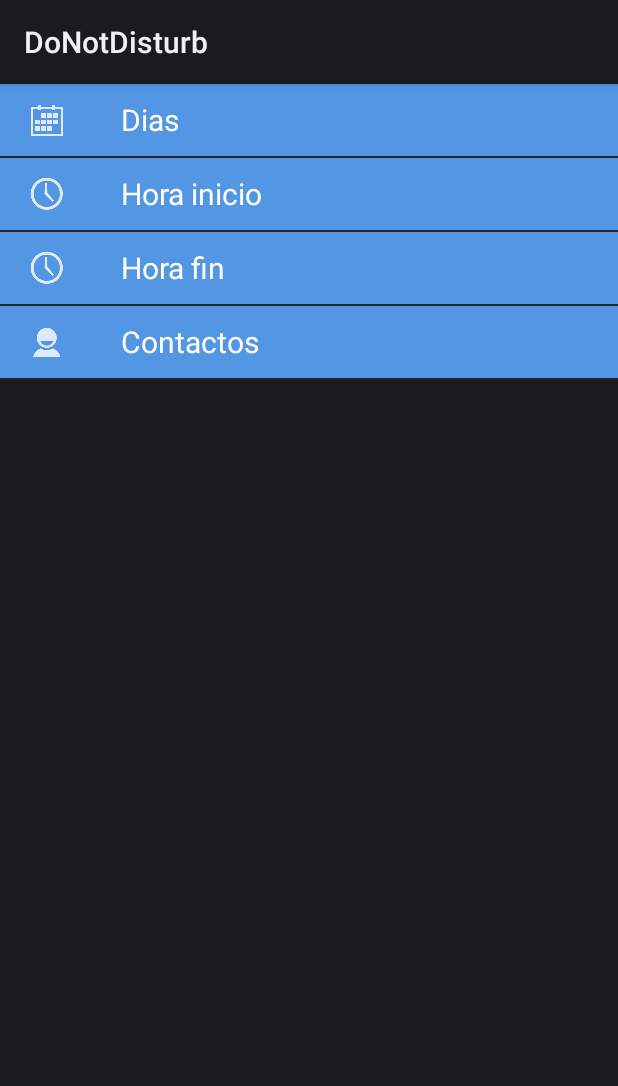
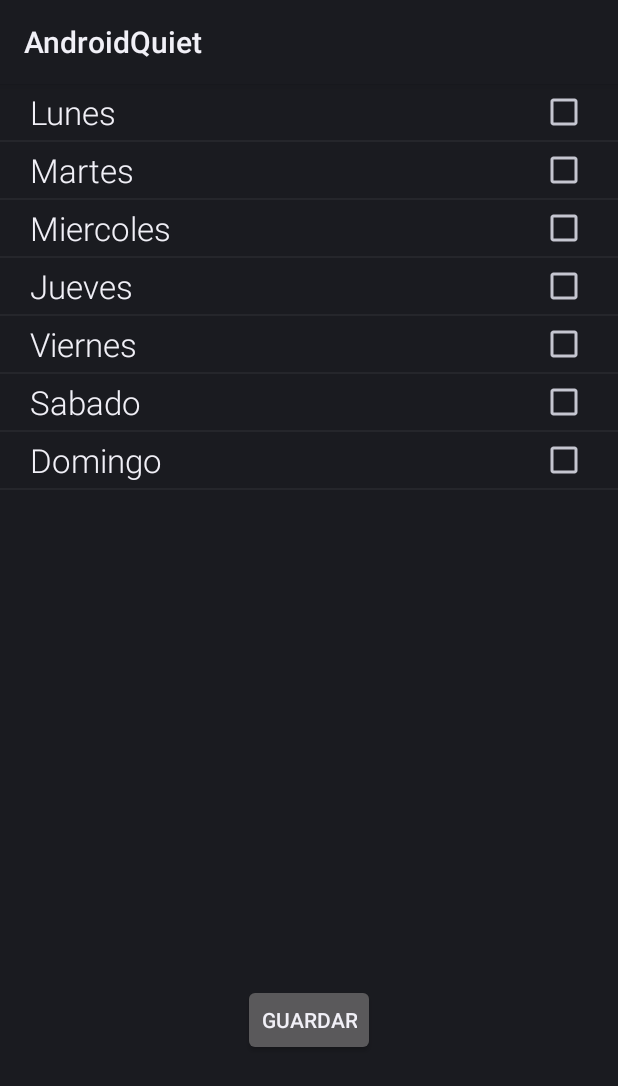
Before and after one commit to safloresg/DoNotDisturb, an Android app: the screen it shows after launch (MainActivity before the commit, DaysPicker after it), after a tap on "Dias", on a phone screen of 412 x 824 dp. Shown: the top 1086 px of the screen. Run offline under Robolectric (Android 15) with nearby library versions, the phone set to English and light mode, and no system bars.

Commit message:
Created DaysPicker

```diff
--- a/app/src/main/AndroidManifest.xml
+++ b/app/src/main/AndroidManifest.xml
@@ -3,7 +3,7 @@
     package="donotdisturb.fime.mx.donotdisturb">
     <application
         android:allowBackup="true"
-        android:icon="@mipmap/ic_launcher"
+        android:icon="@mipmap/new_launcher"
         android:label="@string/app_name"
         android:supportsRtl="true"
        >
@@ -23,6 +23,7 @@
         </activity>
 
         <activity android:name=".donotdisturb.fime.mx.contacts.ContactsActivity" android:label="@string/app_name" />
+        <activity android:name=".DaysPicker" android:label="@string/app_name"/>
         <activity android:name=".StartTime" android:label="@string/app_name"/>
         <activity android:name=".EndTime" android:label="@string/app_name" />
 
--- /dev/null
+++ b/app/src/main/java/donotdisturb/fime/mx/donotdisturb/DaysAdapter.java
@@ -0,0 +1,70 @@
+package donotdisturb.fime.mx.donotdisturb;
+
+import android.content.Context;
+import android.widget.ArrayAdapter;
+import java.util.ArrayList;
+import java.util.HashMap;
+import android.view.LayoutInflater;
+import android.view.View;
+import android.view.ViewGroup;
+import android.widget.CheckedTextView;
+
+/**
+ * Created by eduardo on 28/04/16.
+ */
+public class DaysAdapter extends ArrayAdapter {
+
+    HashMap<Integer, Boolean> checked = new HashMap<Integer, Boolean>();
+    ArrayList weekdays;
+    Context context;
+    //    private int[] colors = new int[] { Color.parseColor("#D0D0D0"), Color.parseColor("#D8D8D8") };
+    public DaysAdapter(Context context, int resource, int textViewResourceId, ArrayList weekdays) {
+        super(context, resource, textViewResourceId, weekdays);
+        this.context=context;
+        this.weekdays=weekdays;
+        for(int i=0;i<weekdays.size();i++)checked.put(i, false);
+    }
+
+    public DaysAdapter(Context context, int resource, int textViewResourceId, ArrayList weekdays, ArrayList oldweekdays) {
+        super(context, resource, textViewResourceId, weekdays);
+        this.context=context;
+        this.weekdays=weekdays;
+        for(int i=0;i<weekdays.size();i++)checked.put(i, false);
+        for(int i=0;i<oldweekdays.size();i++)checked.put((Integer) oldweekdays.get(i),true);
+    }
+
+    public void toggle(int position){
+        if(checked.get(position))checked.put(position, false);
+        else checked.put(position, true);
+        notifyDataSetChanged();
+    }
+
+    public ArrayList getCheckedItemPosition(){
+        ArrayList check = new ArrayList();
+        for(int i=0;i<checked.size();i++){
+            if(checked.get(i))check.add(i);
+        }
+        return check;
+    }
+
+    public ArrayList getCheckedItems(){
+        ArrayList check = new ArrayList();
+        for(int i=0;i<checked.size();i++){
+            if(checked.get(i))check.add(weekdays.get(i));
+        }
+        return check;
+    }
+
+    public View getView(int position, View convertView, ViewGroup parent) {
+        View row = convertView;
+
+        if(row == null){
+            LayoutInflater vi = (LayoutInflater)context.getSystemService(Context.LAYOUT_INFLATER_SERVICE);
+            row = vi.inflate(R.layout.day_item, null);
+        }
+
+        CheckedTextView checkedTextView = (CheckedTextView)row.findViewById(R.id.checkedtextview);
+        checkedTextView.setText((CharSequence) weekdays.get(position));
+        return row;
+    }
+}
--- /dev/null
+++ b/app/src/main/java/donotdisturb/fime/mx/donotdisturb/DaysPicker.java
@@ -0,0 +1,73 @@
+package donotdisturb.fime.mx.donotdisturb;
+
+import android.app.Activity;
+import android.os.Bundle;
+import android.view.View;
+import android.widget.Adapter;
+import android.widget.AdapterView;
+import android.widget.ArrayAdapter;
+import android.widget.Button;
+import android.widget.EditText;
+import android.widget.ListAdapter;
+import android.widget.ListView;
+
+import java.util.ArrayList;
+
+/**
+ * Created by eduardo on 28/04/16.
+ */
+public class DaysPicker extends Activity{
+    ArrayList weekdays = new ArrayList();
+    ArrayList ret = new ArrayList();
+    ListView lv;
+    Button savedays;
+    DaysAdapter adapter;
+    String c;
+    long courseid;
+
+    public void initialize(){
+        weekdays.add("Lunes");
+        weekdays.add("Martes");
+        weekdays.add("Miercoles");
+        weekdays.add("Jueves");
+        weekdays.add("Viernes");
+        weekdays.add("Sabado");
+        weekdays.add("Domingo");
+    }
+
+    public void getoldweekdays(long id){
+        ret.clear();
+    }
+
+    @Override
+    protected void onCreate(Bundle savedInstanceState) {
+        super.onCreate(savedInstanceState);
+        setContentView(R.layout.activity_days);
+        ret.clear();
+        initialize();
+        lv = (ListView) findViewById(R.id.listView1);
+        lv.setChoiceMode(ListView.CHOICE_MODE_MULTIPLE);
+        savedays = (Button) findViewById(R.id.btnsavedays);
+
+        courseid = getIntent().getLongExtra("courseid", -1);
+        adapter = new DaysAdapter(this, R.layout.day_item, R.id.checkedtextview, weekdays);
+        lv.setAdapter(adapter);
+        for(int i=0;i<ret.size();i++)lv.setItemChecked((Integer) ret.get(i), true);
+
+        lv.setOnItemClickListener(new AdapterView.OnItemClickListener() {
+            @Override
+            public void onItemClick(AdapterView<?> parent, View view, int position, long id) {
+                adapter.toggle(position);
+            }
+        });
+
+        savedays.setOnClickListener(new View.OnClickListener() {
+
+            @Override
+            public void onClick(View arg0) {
+                ArrayList checkeditem = adapter.getCheckedItems();
+                finish();
+            }
+        });
+    }
+}
--- a/app/src/main/java/donotdisturb/fime/mx/donotdisturb/MainActivity.java
+++ b/app/src/main/java/donotdisturb/fime/mx/donotdisturb/MainActivity.java
@@ -32,6 +32,10 @@ public class MainActivity extends ListActivity {
     {
         switch (pos)
         {
+            case 0:
+                Intent i0 = new Intent(MainActivity.this,DaysPicker.class);
+                startActivity(i0);
+                break;
             case 1:
                 Intent i1 = new Intent(MainActivity.this,StartTime.class);
                 startActivity(i1);
--- /dev/null
+++ b/app/src/main/res/layout/activity_days.xml
@@ -0,0 +1,26 @@
+<?xml version="1.0" encoding="utf-8"?>
+<RelativeLayout xmlns:android="http://schemas.android.com/apk/res/android"
+    android:orientation="vertical"
+    android:layout_width="match_parent"
+    android:layout_height="match_parent">
+
+    <ListView
+        android:id="@+id/listView1"
+        android:layout_width="match_parent"
+        android:layout_height="match_parent"
+        android:singleLine="true"
+        android:ellipsize="marquee"
+        />
+
+    <Button
+        android:layout_width="wrap_content"
+        android:layout_height="wrap_content"
+        android:text="GUARDAR"
+        android:id="@+id/btnsavedays"
+        android:layout_gravity="center_horizontal"
+        android:layout_marginBottom="120dp"
+        android:layout_alignParentBottom="true"
+        android:layout_centerHorizontal="true" />
+
+
+</RelativeLayout>
--- /dev/null
+++ b/app/src/main/res/layout/day_item.xml
@@ -0,0 +1,18 @@
+<?xml version="1.0" encoding="utf-8"?>
+<CheckedTextView xmlns:android="http://schemas.android.com/apk/res/android"
+    android:orientation="vertical"
+    android:layout_width="match_parent"
+    android:layout_height="match_parent"
+    android:id="@+id/checkedtextview"
+    android:checkMark="?android:attr/listChoiceIndicatorMultiple"
+    android:gravity="center_vertical"
+    android:paddingBottom="4dip"
+    android:paddingLeft="20dip"
+    android:paddingRight="20dip"
+    android:paddingTop="4dip"
+    android:fontFamily="sans-serif-light"
+    android:textAppearance="?android:attr/textAppearanceLarge"
+
+    android:onClick="toggle">
+
+</CheckedTextView>
--- a/app/src/main/res/values/strings.xml
+++ b/app/src/main/res/values/strings.xml
@@ -1,5 +1,5 @@
 <resources>
-    <string name="app_name">DoNotDisturb</string>
+    <string name="app_name">AndroidQuiet</string>
 
     <string name="action_settings">Opciones</string>
     <string name="time_picker_example">Ejemplo</string>
```
Also changed, not shown: app/src/main/new_launcher-web.png (added), app/src/main/res/mipmap-hdpi/new_launcher.png (added), app/src/main/res/mipmap-mdpi/new_launcher.png (added), app/src/main/res/mipmap-xhdpi/new_launcher.png (added), app/src/main/res/mipmap-xxhdpi/new_launcher.png (added), app/src/main/res/mipmap-xxxhdpi/new_launcher.png (added).
